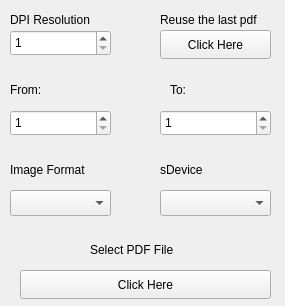
First picture: the form in mainwindow.ui, repository su8/kurger, before the edit.
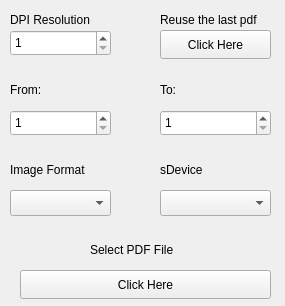
Second picture: the form after the edit. Icons and pictures are not drawn.

Commit message: Move the 'To' label to match the 'Reuse' button label

The edit to the form file:
```diff
--- a/mainwindow.ui
+++ b/mainwindow.ui
@@ -18,6 +18,9 @@
     <normaloff>media/icon.xpm</normaloff>media/icon.xpm</iconset>
   </property>
   <widget class="QWidget" name="centralwidget">
+   <property name="styleSheet">
+    <string notr="true"/>
+   </property>
    <widget class="QLabel" name="label">
     <property name="geometry">
      <rect>
@@ -89,7 +92,7 @@
    <widget class="QLabel" name="label_4">
     <property name="geometry">
      <rect>
-      <x>170</x>
+      <x>160</x>
       <y>80</y>
       <width>63</width>
       <height>20</height>
```
The commit also changes 1 other file.
